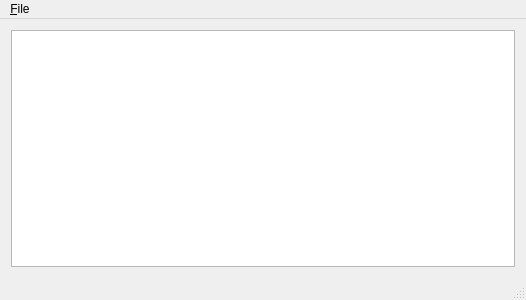
Above: Server/mainwindow.ui from bigfug/moo before the change. Below: the same form after it.
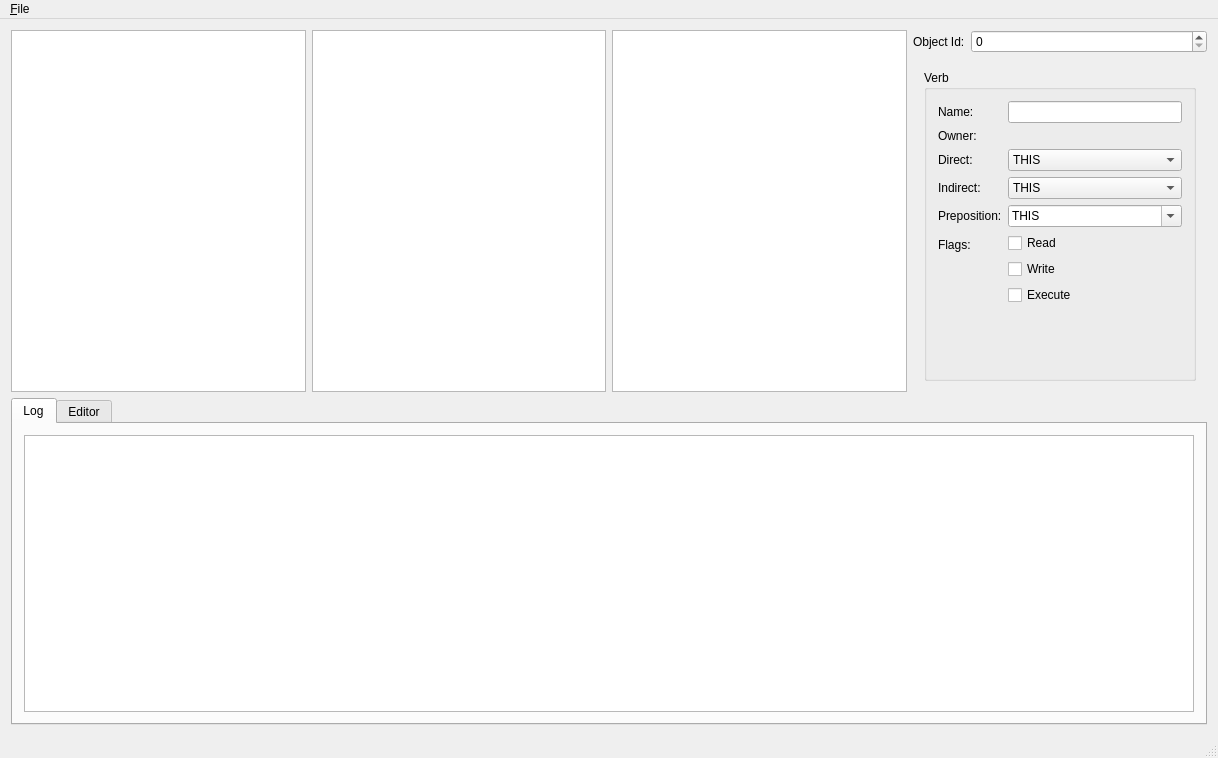
That is the form after the change. The open tabs and pages were chosen to show the change. Custom widgets are drawn as their Qt base class.

```diff
--- a/Server/mainwindow.ui
+++ b/Server/mainwindow.ui
@@ -6,29 +6,394 @@
    <rect>
     <x>0</x>
     <y>0</y>
-    <width>526</width>
-    <height>300</height>
+    <width>1218</width>
+    <height>758</height>
    </rect>
   </property>
   <property name="windowTitle">
    <string>ArtMOO by Alex May - www.bigfug.com</string>
   </property>
   <widget class="QWidget" name="centralWidget">
-   <layout class="QVBoxLayout" name="verticalLayout_2">
+   <layout class="QVBoxLayout" name="verticalLayout_2" stretch="0,1">
     <item>
-     <widget class="QPlainTextEdit" name="plainTextEdit">
-      <property name="font">
-       <font>
-        <family>Courier New</family>
-        <pointsize>11</pointsize>
-       </font>
+     <layout class="QHBoxLayout" name="horizontalLayout">
+      <item>
+       <widget class="QTreeView" name="mObjectTree"/>
+      </item>
+      <item>
+       <widget class="QListWidget" name="mVerbList">
+        <property name="sortingEnabled">
+         <bool>true</bool>
+        </property>
+       </widget>
+      </item>
+      <item>
+       <widget class="QListWidget" name="mPropList"/>
+      </item>
+      <item>
+       <layout class="QVBoxLayout" name="verticalLayout_4">
+        <item>
+         <layout class="QFormLayout" name="formLayout_2">
+          <item row="0" column="0">
+           <widget class="QLabel" name="label_6">
+            <property name="text">
+             <string>Object Id:</string>
+            </property>
+           </widget>
+          </item>
+          <item row="0" column="1">
+           <widget class="QSpinBox" name="mObjectId">
+            <property name="maximum">
+             <number>9999999</number>
+            </property>
+           </widget>
+          </item>
+         </layout>
+        </item>
+        <item>
+         <widget class="QStackedWidget" name="mEditorStack">
+          <property name="currentIndex">
+           <number>2</number>
+          </property>
+          <widget class="QWidget" name="mObjectEditor">
+           <property name="enabled">
+            <bool>false</bool>
+           </property>
+           <layout class="QVBoxLayout" name="verticalLayout" stretch="0">
+            <item>
+             <widget class="QGroupBox" name="groupBox_2">
+              <property name="title">
+               <string>Object</string>
+              </property>
+              <layout class="QFormLayout" name="formLayout_5">
+               <item row="0" column="0">
+                <widget class="QLabel" name="label">
+                 <property name="text">
+                  <string>Name:</string>
+                 </property>
+                </widget>
+               </item>
+               <item row="0" column="1">
+                <widget class="QLineEdit" name="mObjectName"/>
+               </item>
+               <item row="1" column="0">
+                <widget class="QLabel" name="aliasesLabel">
+                 <property name="text">
+                  <string>Aliases:</string>
+                 </property>
+                </widget>
+               </item>
+               <item row="1" column="1">
+                <widget class="QLineEdit" name="mObjectAliases"/>
+               </item>
+               <item row="2" column="0">
+                <widget class="QLabel" name="label_4">
+                 <property name="text">
+                  <string>Parent:</string>
+                 </property>
+                </widget>
+               </item>
+               <item row="3" column="0">
+                <widget class="QLabel" name="label_3">
+                 <property name="text">
+                  <string>Owner:</string>
+                 </property>
+                </widget>
+               </item>
+               <item row="4" column="0">
+                <widget class="QLabel" name="label_5">
+                 <property name="text">
+                  <string>Location:</string>
+                 </property>
+                </widget>
+               </item>
+               <item row="5" column="0">
+                <widget class="QLabel" name="label_2">
+                 <property name="text">
+                  <string>Flags:</string>
+                 </property>
+                </widget>
+               </item>
+               <item row="5" column="1">
+                <layout class="QVBoxLayout" name="verticalLayout_3">
+                 <item>
+                  <widget class="QCheckBox" name="mObjectPlayer">
+                   <property name="text">
+                    <string>Player</string>
+                   </property>
+                  </widget>
+                 </item>
+                 <item>
+                  <widget class="QCheckBox" name="mObjectProgrammer">
+                   <property name="text">
+                    <string>Programmer</string>
+                   </property>
+                  </widget>
+                 </item>
+                 <item>
+                  <widget class="QCheckBox" name="mObjectWizard">
+                   <property name="text">
+                    <string>Wizard</string>
+                   </property>
+                  </widget>
+                 </item>
+                 <item>
+                  <widget class="QCheckBox" name="mObjectRead">
+                   <property name="text">
+                    <string>Read</string>
+                   </property>
+                  </widget>
+                 </item>
+                 <item>
+                  <widget class="QCheckBox" name="mObjectWrite">
+                   <property name="text">
+                    <string>Write</string>
+                   </property>
+                  </widget>
+                 </item>
+                 <item>
+                  <widget class="QCheckBox" name="mObjectFertile">
+                   <property name="text">
+                    <string>Fertile</string>
+                   </property>
+                  </widget>
+                 </item>
+                </layout>
+               </item>
+               <item row="2" column="1">
+                <widget class="ObjectSelector" name="mObjectParent" native="true"/>
+               </item>
+               <item row="3" column="1">
+                <widget class="ObjectSelector" name="mObjectOwner" native="true"/>
+               </item>
+               <item row="4" column="1">
+                <widget class="ObjectSelector" name="mObjectLocation" native="true"/>
+               </item>
+              </layout>
+             </widget>
+            </item>
+           </layout>
+          </widget>
+          <widget class="QWidget" name="mVerbEditor">
+           <layout class="QVBoxLayout" name="verticalLayout_6">
+            <item>
+             <widget class="QGroupBox" name="groupBox">
+              <property name="title">
+               <string>Verb</string>
+              </property>
+              <layout class="QFormLayout" name="formLayout">
+               <item row="0" column="0">
+                <widget class="QLabel" name="label_7">
+                 <property name="text">
+                  <string>Name:</string>
+                 </property>
+                </widget>
+               </item>
+               <item row="0" column="1">
+                <widget class="QLineEdit" name="mVerbName"/>
+               </item>
+               <item row="1" column="0">
+                <widget class="QLabel" name="label_8">
+                 <property name="text">
+                  <string>Owner:</string>
+                 </property>
+                </widget>
+               </item>
+               <item row="1" column="1">
+                <widget class="ObjectSelector" name="mVerbOwner" native="true">
+                 <property name="minimumSize">
+                  <size>
+                   <width>10</width>
+                   <height>0</height>
+                  </size>
+                 </property>
+                </widget>
+               </item>
+               <item row="5" column="0">
+                <widget class="QLabel" name="label_10">
+                 <property name="text">
+                  <string>Flags:</string>
+                 </property>
+                </widget>
+               </item>
+               <item row="5" column="1">
+                <layout class="QVBoxLayout" name="verticalLayout_5">
+                 <item>
+                  <widget class="QCheckBox" name="checkBox">
+                   <property name="text">
+                    <string>Read</string>
+                   </property>
+                  </widget>
+                 </item>
+                 <item>
+                  <widget class="QCheckBox" name="checkBox_2">
+                   <property name="text">
+                    <string>Write</string>
+                   </property>
+                  </widget>
+                 </item>
+                 <item>
+                  <widget class="QCheckBox" name="checkBox_3">
+                   <property name="text">
+                    <string>Execute</string>
+                   </property>
+                  </widget>
+                 </item>
+                </layout>
+               </item>
+               <item row="2" column="0">
+                <widget class="QLabel" name="label_11">
+                 <property name="text">
+                  <string>Direct:</string>
+                 </property>
+                </widget>
+               </item>
+               <item row="2" column="1">
+                <widget class="QComboBox" name="mVerbDirect">
+                 <item>
+                  <property name="text">
+                   <string>THIS</string>
+                  </property>
+                 </item>
+                 <item>
+                  <property name="text">
+                   <string>ANY</string>
+                  </property>
+                 </item>
+                 <item>
+                  <property name="text">
+                   <string>NONE</string>
+                  </property>
+                 </item>
+                </widget>
+               </item>
+               <item row="3" column="0">
+                <widget class="QLabel" name="label_12">
+                 <property name="text">
+                  <string>Indirect:</string>
+                 </property>
+                </widget>
+               </item>
+               <item row="3" column="1">
+                <widget class="QComboBox" name="mVerbIndirect">
+                 <item>
+                  <property name="text">
+                   <string>THIS</string>
+                  </property>
+                 </item>
+                 <item>
+                  <property name="text">
+                   <string>ANY</string>
+                  </property>
+                 </item>
+                 <item>
+                  <property name="text">
+                   <string>NONE</string>
+                  </property>
+                 </item>
+                </widget>
+               </item>
+               <item row="4" column="0">
+                <widget class="QLabel" name="label_13">
+                 <property name="text">
+                  <string>Preposition:</string>
+                 </property>
+                </widget>
+               </item>
+               <item row="4" column="1">
+                <widget class="QComboBox" name="mVerbPreposition">
+                 <property name="editable">
+                  <bool>true</bool>
+                 </property>
+                 <item>
+                  <property name="text">
+                   <string>THIS</string>
+                  </property>
+                 </item>
+                 <item>
+                  <property name="text">
+                   <string>ANY</string>
+                  </property>
+                 </item>
+                 <item>
+                  <property name="text">
+                   <string>NONE</string>
+                  </property>
+                 </item>
+                </widget>
+               </item>
+              </layout>
+             </widget>
+            </item>
+           </layout>
+          </widget>
+          <widget class="QWidget" name="mPropEditor">
+           <layout class="QVBoxLayout" name="verticalLayout_9">
+            <item>
+             <widget class="QGroupBox" name="groupBox_3">
+              <property name="title">
+               <string>Property</string>
+              </property>
+              <layout class="QFormLayout" name="formLayout_4">
+               <item row="0" column="0">
+                <widget class="QLabel" name="label_9">
+                 <property name="text">
+                  <string>Name:</string>
+                 </property>
+                </widget>
+               </item>
+               <item row="0" column="1">
+                <widget class="QLineEdit" name="mPropertyName"/>
+               </item>
+              </layout>
+             </widget>
+            </item>
+           </layout>
+          </widget>
+         </widget>
+        </item>
+       </layout>
+      </item>
+     </layout>
+    </item>
+    <item>
+     <widget class="QTabWidget" name="mBottomTabs">
+      <property name="currentIndex">
+       <number>0</number>
       </property>
-      <property name="textInteractionFlags">
-       <set>Qt::TextSelectableByMouse</set>
-      </property>
-      <property name="maximumBlockCount">
-       <number>50</number>
-      </property>
+      <widget class="QWidget" name="tab">
+       <attribute name="title">
+        <string>Log</string>
+       </attribute>
+       <layout class="QVBoxLayout" name="verticalLayout_7">
+        <item>
+         <widget class="QPlainTextEdit" name="plainTextEdit">
+          <property name="font">
+           <font>
+            <family>Courier New</family>
+            <pointsize>11</pointsize>
+           </font>
+          </property>
+          <property name="textInteractionFlags">
+           <set>Qt::TextSelectableByMouse</set>
+          </property>
+          <property name="maximumBlockCount">
+           <number>50</number>
+          </property>
+         </widget>
+        </item>
+       </layout>
+      </widget>
+      <widget class="QWidget" name="tab_2">
+       <attribute name="title">
+        <string>Editor</string>
+       </attribute>
+       <layout class="QVBoxLayout" name="verticalLayout_8">
+        <item>
+         <widget class="QPlainTextEdit" name="mTextEditor"/>
+        </item>
+       </layout>
+      </widget>
      </widget>
     </item>
    </layout>
@@ -38,8 +403,8 @@
     <rect>
      <x>0</x>
      <y>0</y>
-     <width>526</width>
-     <height>21</height>
+     <width>1218</width>
+     <height>26</height>
     </rect>
    </property>
    <widget class="QMenu" name="menu_File">
@@ -64,6 +429,14 @@
   </action>
  </widget>
  <layoutdefault spacing="6" margin="11"/>
+ <customwidgets>
+  <customwidget>
+   <class>ObjectSelector</class>
+   <extends>QWidget</extends>
+   <header>objectselector.h</header>
+   <container>1</container>
+  </customwidget>
+ </customwidgets>
  <resources/>
  <connections/>
 </ui>
```
